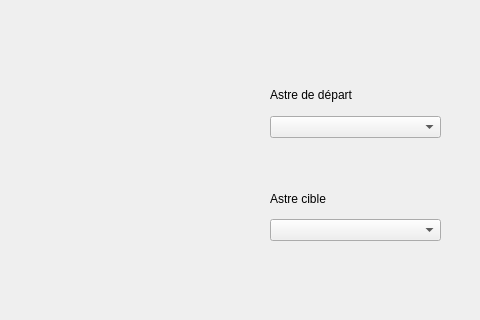
This is interface/KSP.ui in TitouanDor/AppliKSP as Qt 5 draws it before an edit; both pictures show x 620 to 1100 and y 160 to 480 of the 1100 by 750 pixel window. The edited form follows.
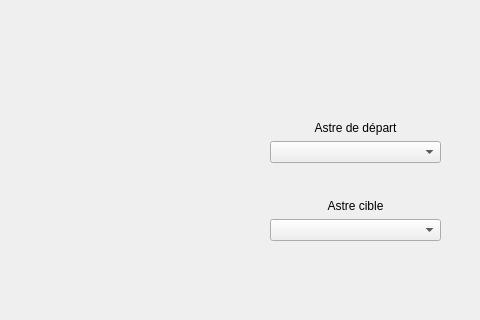
This is the edited form.

Commit message: changement style mineur + boucle pour ajout item

```diff
--- a/interface/KSP.ui
+++ b/interface/KSP.ui
@@ -36,9 +36,9 @@
     <property name="geometry">
      <rect>
       <x>890</x>
-      <y>240</y>
+      <y>270</y>
       <width>171</width>
-      <height>161</height>
+      <height>131</height>
      </rect>
     </property>
     <layout class="QVBoxLayout" name="LayoutSelectionAstre">
@@ -49,6 +49,9 @@
          <property name="text">
           <string>Astre de départ</string>
          </property>
+         <property name="alignment">
+          <set>Qt::AlignBottom|Qt::AlignHCenter</set>
+         </property>
         </widget>
        </item>
        <item>
@@ -71,18 +74,24 @@
        <property name="sizeHint" stdset="0">
         <size>
          <width>20</width>
-         <height>40</height>
+         <height>20</height>
         </size>
        </property>
       </spacer>
      </item>
      <item>
       <layout class="QVBoxLayout" name="LayoutAstreCible">
+       <property name="bottomMargin">
+        <number>0</number>
+       </property>
        <item>
         <widget class="QLabel" name="label_2">
          <property name="text">
           <string>Astre cible</string>
          </property>
+         <property name="alignment">
+          <set>Qt::AlignBottom|Qt::AlignHCenter</set>
+         </property>
         </widget>
        </item>
        <item>
```
The commit also changes 1 other file.
